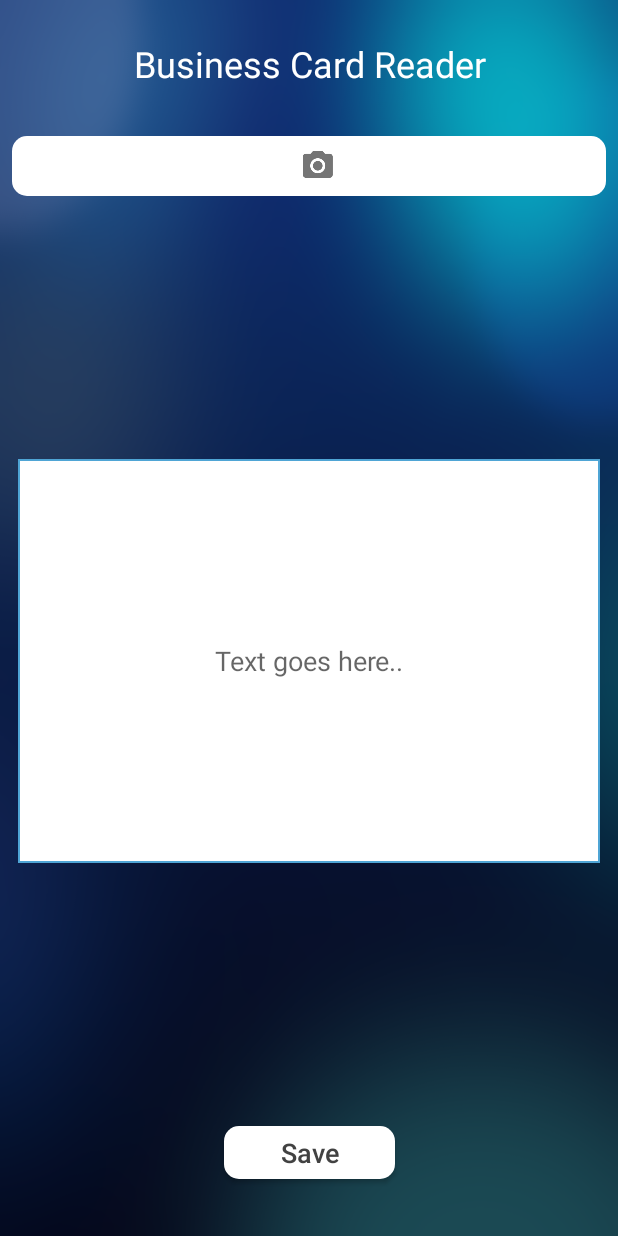
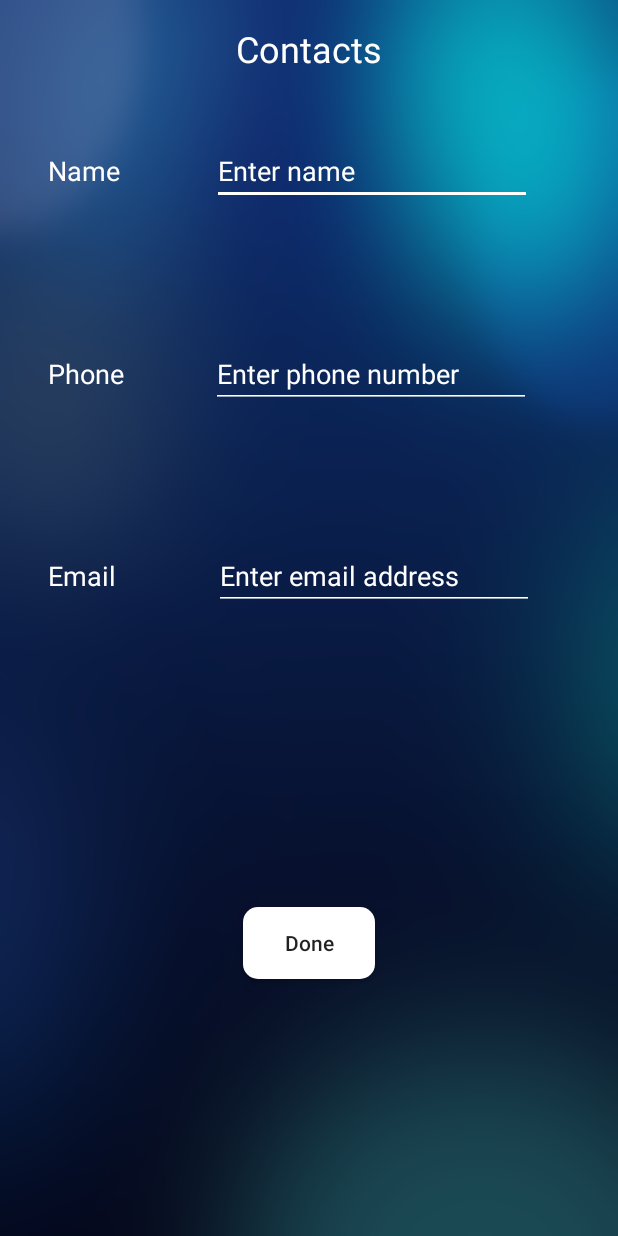
Before and after one commit to gpadmaku1/card-reader, an Android app: the screen it shows after launch (MainActivity before the commit, ContactsActivity after it), after a tap on "Save", on a phone screen of 412 x 824 dp. Run offline under Robolectric (Android 15) with nearby library versions, the phone set to English and light mode, and no system bars.

Commit message:
contacts page. and base case for phone# done.

```diff
--- a/app/build.gradle
+++ b/app/build.gradle
@@ -36,4 +36,5 @@ dependencies {
 }
 
 
+
 apply plugin: 'com.google.gms.google-services'
--- /dev/null
+++ b/app/src/main/java/com/gpads/gautham/imagetotextanalysis/Activities/ContactsActivity.java
@@ -0,0 +1,28 @@
+package com.gpads.gautham.imagetotextanalysis.Activities;
+
+import android.support.v7.app.AppCompatActivity;
+import android.os.Bundle;
+import android.util.Log;
+import android.widget.EditText;
+
+import com.gpads.gautham.imagetotextanalysis.R;
+
+public class ContactsActivity extends AppCompatActivity {
+
+    EditText phoneText;
+    EditText nameText;
+    EditText emailText;
+
+    @Override
+    protected void onCreate(Bundle savedInstanceState) {
+        super.onCreate(savedInstanceState);
+        setContentView(R.layout.activity_contacts);
+
+        phoneText = (EditText) findViewById(R.id.phoneText);
+        nameText = (EditText) findViewById(R.id.nameText);
+        emailText = (EditText) findViewById(R.id.emailText);
+        String y = getIntent().getStringExtra("phoneNumber");
+        Log.w("YEE", "contacts activity: " + y);
+        phoneText.setText(y);
+    }
+}
--- a/app/src/main/java/com/gpads/gautham/imagetotextanalysis/Activities/MainActivity.java
+++ b/app/src/main/java/com/gpads/gautham/imagetotextanalysis/Activities/MainActivity.java
@@ -44,6 +44,9 @@ public class MainActivity extends AppCompatActivity {
     private ProgressBar progressBar;
     private EditText obtainedText;
 
+    private String phoneNumber;
+    private String name;
+    private String email;
 
     @Override
     protected void onCreate(Bundle savedInstanceState) {
@@ -71,7 +74,13 @@ public class MainActivity extends AppCompatActivity {
         submitButton.setOnClickListener(new View.OnClickListener() {
             @Override
             public void onClick(View v) {
-                Toast.makeText(MainActivity.this, "Data saved.", Toast.LENGTH_SHORT).show();
+                String results = obtainedText.getText().toString();
+                parseResults(results);
+                Log.w("YEE", phoneNumber);
+                Intent intent = new Intent(MainActivity.this, ContactsActivity.class);
+                intent.putExtra("phoneNumber", phoneNumber);
+                Log.w("YEE", "click " + phoneNumber);
+                startActivity(intent);
             }
         });
     }
@@ -118,11 +127,17 @@ public class MainActivity extends AppCompatActivity {
             JSONObject object = constructJSON.doInBackground();
             VolleyNetworking volleyNetworking = new VolleyNetworking(this, progressBar, obtainedText);
             volleyNetworking.callGoogleVisionAPI(object);
+
             deleteCapturedImage();
-
         }
     }
 
+    private void parseResults(String bCardText) {
+        String phNo = bCardText;
+         phNo = phNo.replaceAll("[^-?0-9]", "");
+        Log.w("YEE", phNo);
+        phoneNumber = phNo;
+    }
 
     /**
      * Creates and writes a new image to send in the post request to Google Vision API
--- a/app/src/main/java/com/gpads/gautham/imagetotextanalysis/Tools/VolleyNetworking.java
+++ b/app/src/main/java/com/gpads/gautham/imagetotextanalysis/Tools/VolleyNetworking.java
@@ -26,6 +26,8 @@ public class VolleyNetworking {
     private Context context;
     private static final String CLOUD_VISION_API_KEY =  BuildConfig.API_KEY;
 
+    private String googleVisionResult;
+
 
     //Default constructor
     public VolleyNetworking(Context context, ProgressBar progressBar, EditText obtainedText){
@@ -44,6 +46,7 @@ public class VolleyNetworking {
         progressBar.setVisibility(View.VISIBLE);
         RequestQueue requestQueue = Volley.newRequestQueue(context);
         String url = "https://vision.googleapis.com/v1/images:annotate?key=" + CLOUD_VISION_API_KEY;
+        Log.w("YEE", url);
         JsonObjectRequest postRequest = new JsonObjectRequest(url, object,
                 new Response.Listener<JSONObject>()
                 {
@@ -51,10 +54,16 @@ public class VolleyNetworking {
                     public void onResponse(JSONObject response) {
                         // response
                         progressBar.setVisibility(View.GONE);
-                        String bCardText = getRelevantString(response);
-                        bCardText = bCardText.replace("\n"," ");
-                        obtainedText.setText(bCardText);
-                        Log.d("Response", bCardText);
+                        if(response!= null) {
+                            String bCardText = getRelevantString(response);
+                            bCardText = bCardText.replace("\n", " ");
+                            googleVisionResult = bCardText;
+                            Log.w("YEE", "volley:" + googleVisionResult);
+                            obtainedText.setText(bCardText);
+                            Log.d("Response", bCardText);
+                        } else{
+                            Log.w("YEE", "response is null");
+                        }
                     }
                 },
                 new Response.ErrorListener()
@@ -71,6 +80,8 @@ public class VolleyNetworking {
         requestQueue.add(postRequest);
     }
 
+
+
     /**
      * Gets the text from the returned JSONObject
      *
@@ -80,7 +91,8 @@ public class VolleyNetworking {
     private String getRelevantString(JSONObject response) {
         String finalString = null;
         try {
-            finalString = response.getJSONArray("responses").getJSONObject(0).getJSONArray("textAnnotations").getJSONObject(0).get("description").toString();
+            finalString = response.getJSONArray("responses").getJSONObject(0)
+                    .getJSONArray("textAnnotations").getJSONObject(0).get("description").toString();
         } catch (JSONException e) {
             e.printStackTrace();
         }
--- /dev/null
+++ b/app/src/main/res/layout/activity_contacts.xml
@@ -0,0 +1,138 @@
+<?xml version="1.0" encoding="utf-8"?>
+<android.support.constraint.ConstraintLayout xmlns:android="http://schemas.android.com/apk/res/android"
+    xmlns:app="http://schemas.android.com/apk/res-auto"
+    xmlns:tools="http://schemas.android.com/tools"
+    android:layout_width="match_parent"
+    android:layout_height="match_parent"
+    android:background="@drawable/background"
+    tools:context="com.gpads.gautham.imagetotextanalysis.Activities.ContactsActivity">
+
+    <TextView
+        android:id="@+id/textView3"
+        android:layout_width="wrap_content"
+        android:layout_height="wrap_content"
+        android:layout_marginLeft="32dp"
+        android:layout_marginStart="32dp"
+        android:text="@string/name"
+        android:textColor="@android:color/white"
+        android:textSize="18sp"
+        app:layout_constraintBaseline_toBaselineOf="@+id/nameText"
+        app:layout_constraintLeft_toLeftOf="parent" />
+
+    <TextView
+        android:id="@+id/textView4"
+        android:layout_width="wrap_content"
+        android:layout_height="wrap_content"
+        android:layout_marginLeft="32dp"
+        android:layout_marginStart="32dp"
+        android:text="@string/phone"
+        android:textColor="@android:color/white"
+        android:textSize="18sp"
+        app:layout_constraintBaseline_toBaselineOf="@+id/phoneText"
+        app:layout_constraintLeft_toLeftOf="parent" />
+
+    <TextView
+        android:id="@+id/textView5"
+        android:layout_width="wrap_content"
+        android:layout_height="wrap_content"
+        android:layout_marginStart="32dp"
+        android:layout_marginLeft="32dp"
+        android:text="@string/email"
+        android:textColor="@android:color/white"
+        android:textSize="18sp"
+        app:layout_constraintBaseline_toBaselineOf="@+id/emailText"
+        app:layout_constraintLeft_toLeftOf="parent" />
+
+    <EditText
+        android:id="@+id/nameText"
+        android:layout_width="wrap_content"
+        android:layout_height="wrap_content"
+        android:layout_marginLeft="8dp"
+        android:layout_marginRight="8dp"
+        android:layout_marginTop="91dp"
+        android:backgroundTint="@android:color/white"
+        android:ems="10"
+        android:hint="@string/enter_name"
+        android:inputType="textPersonName"
+        android:textColor="@android:color/white"
+        android:textColorHint="@android:color/white"
+        android:textSize="18sp"
+        app:layout_constraintHorizontal_bias="0.52"
+        app:layout_constraintLeft_toRightOf="@+id/textView3"
+        app:layout_constraintRight_toRightOf="parent"
+        app:layout_constraintTop_toTopOf="parent" />
+
+    <EditText
+        android:id="@+id/phoneText"
+        android:layout_width="wrap_content"
+        android:layout_height="wrap_content"
+        android:layout_marginLeft="8dp"
+        android:layout_marginRight="8dp"
+        android:layout_marginTop="90dp"
+        android:backgroundTint="@android:color/white"
+        android:ems="10"
+        android:hint="@string/enter_phone_number"
+        android:inputType="phone"
+        android:textColor="@android:color/white"
+        android:textColorHint="@android:color/white"
+        android:textSize="18sp"
+        app:layout_constraintLeft_toRightOf="@+id/textView4"
+        app:layout_constraintRight_toRightOf="parent"
+        app:layout_constraintTop_toBottomOf="@+id/nameText" />
+
+    <EditText
+        android:id="@+id/emailText"
+        android:layout_width="wrap_content"
+        android:layout_height="wrap_content"
+        android:layout_marginLeft="8dp"
+        android:layout_marginRight="8dp"
+        android:layout_marginTop="89dp"
+        android:backgroundTint="@android:color/white"
+        android:ems="10"
+        android:hint="@string/enter_email_address"
+        android:inputType="textEmailAddress"
+        android:textColor="@android:color/white"
+        android:textColorHint="@android:color/white"
+        android:textSize="18sp"
+        app:layout_constraintHorizontal_bias="0.545"
+        app:layout_constraintLeft_toRightOf="@+id/textView5"
+        app:layout_constraintRight_toRightOf="parent"
+        app:layout_constraintTop_toBottomOf="@+id/phoneText" />
+
+    <TextView
+        android:id="@+id/textView6"
+        android:layout_width="wrap_content"
+        android:layout_height="wrap_content"
+        android:text="@string/contacts"
+        android:textAlignment="center"
+        android:textColor="@android:color/white"
+        android:textSize="24sp"
+        app:layout_constraintTop_toTopOf="parent"
+        android:layout_marginTop="16dp"
+        android:layout_marginRight="8dp"
+        app:layout_constraintRight_toRightOf="parent"
+        android:layout_marginLeft="8dp"
+        app:layout_constraintLeft_toLeftOf="parent"
+        app:layout_constraintHorizontal_bias="0.501"
+        android:layout_marginBottom="8dp"
+        app:layout_constraintBottom_toTopOf="@+id/nameText"
+        app:layout_constraintVertical_bias="0.0" />
+
+    <Button
+        android:id="@+id/button2"
+        android:layout_width="wrap_content"
+        android:layout_height="wrap_content"
+        android:text="@string/done"
+        android:background="@drawable/rounded_corners"
+        android:textAllCaps="false"
+        android:layout_marginLeft="8dp"
+        app:layout_constraintLeft_toLeftOf="parent"
+        android:layout_marginRight="8dp"
+        app:layout_constraintRight_toRightOf="parent"
+        android:layout_marginTop="8dp"
+        app:layout_constraintTop_toBottomOf="@+id/emailText"
+        app:layout_constraintBottom_toBottomOf="parent"
+        android:layout_marginBottom="8dp"
+        app:layout_constraintVertical_bias="0.538" />
+
+</android.support.constraint.ConstraintLayout>
--- a/app/src/main/res/values/strings.xml
+++ b/app/src/main/res/values/strings.xml
@@ -9,4 +9,9 @@
     <string name="button_to_open_camera">Button to open camera</string>
     <string name="business_card_reader">Business Card Reader</string>
     <string name="text_goes_here">Text goes here..</string>
+    <string name="contacts">Contacts</string>
+    <string name="enter_email_address">Enter email address</string>
+    <string name="enter_phone_number">Enter phone number</string>
+    <string name="enter_name">Enter name</string>
+    <string name="phone">Phone</string>
 </resources>
```
Also changed, not shown: app/src/main/AndroidManifest.xml (+7 -3 lines), 3 other files.
